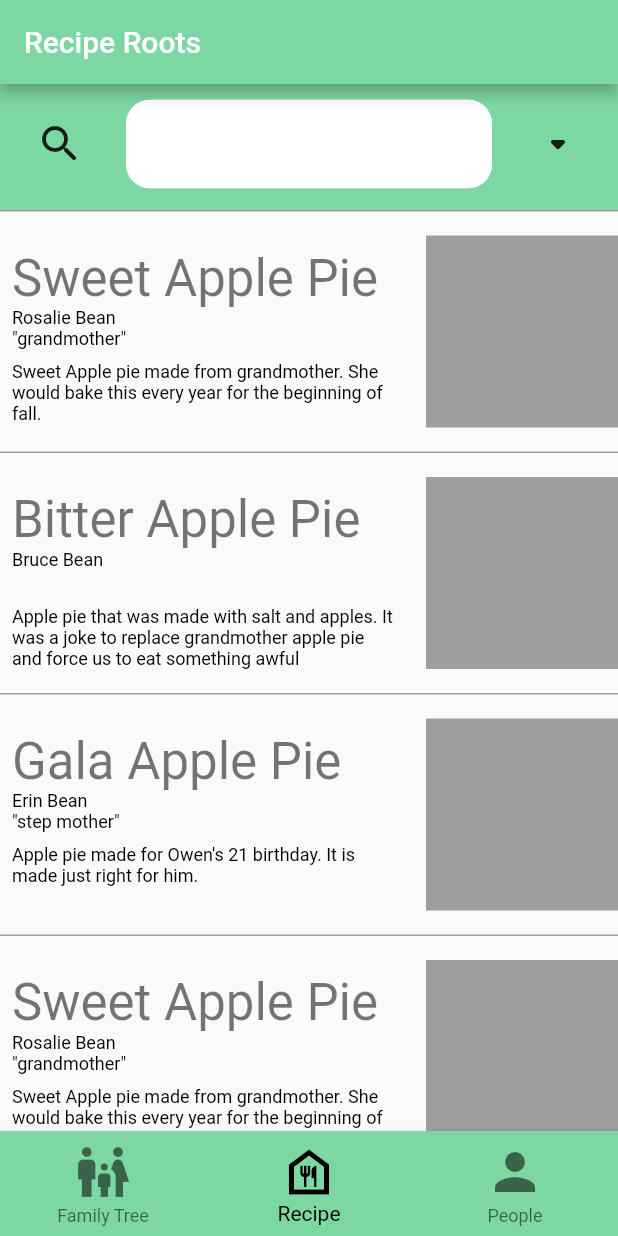
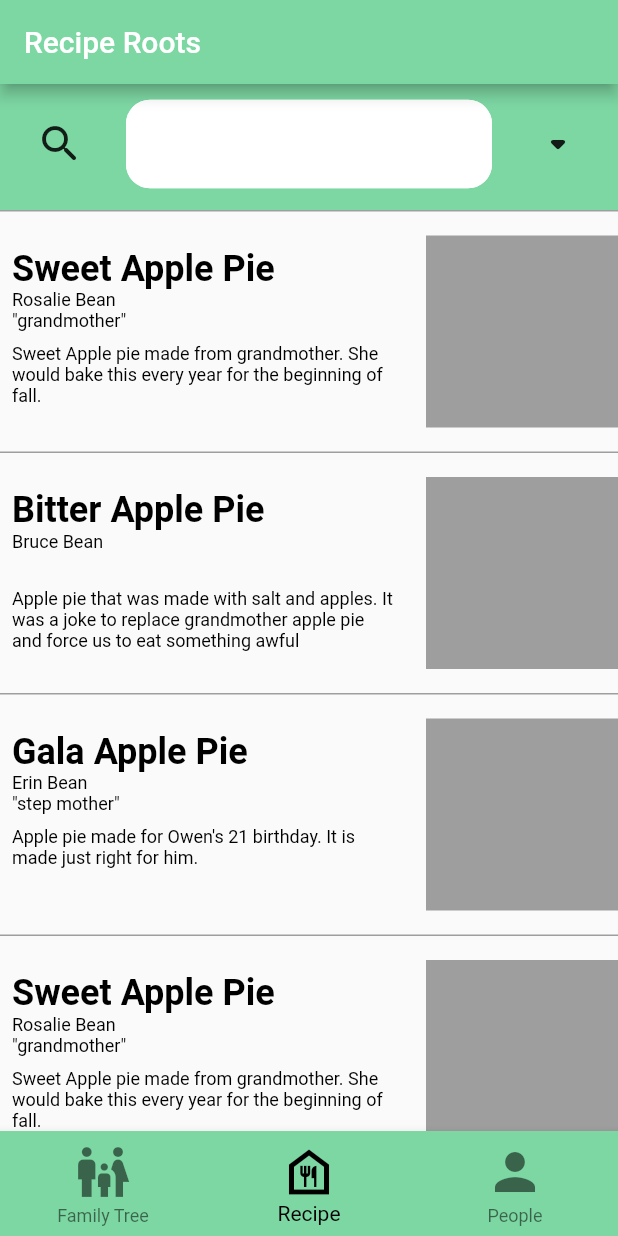
Before and after one commit to owenbean400/RecipeRootsApp, a Flutter app: the screen it shows after launch, on a phone screen of 412 x 824 dp. Run offline on Flutter 3.47's test engine with Material 2 defaults, Android fonts, the phone set to English and light mode, and no system bars.

Commit message:
Fixed text and overflow on other text items in recipe list

```diff
--- a/lib/main.dart
+++ b/lib/main.dart
@@ -77,7 +77,11 @@ class MainApp extends StatelessWidget {
                 bodyMedium: TextStyle(
                     color: Color.fromARGB(255, 0, 0, 0), fontSize: 16),
                 bodySmall: TextStyle(
-                    color: Color.fromARGB(255, 0, 0, 0), fontSize: 12))),
+                    color: Color.fromARGB(255, 0, 0, 0), fontSize: 12),
+                headlineMedium: TextStyle(
+                    color: Colors.black,
+                    fontSize: 24,
+                    fontWeight: FontWeight.bold))),
         home: const NavigationBar());
   }
 }
--- a/lib/view/window/recipe/widgets/recipe_tile.dart
+++ b/lib/view/window/recipe/widgets/recipe_tile.dart
@@ -42,16 +42,22 @@ class RecipeTile extends StatelessWidget {
                             crossAxisAlignment: CrossAxisAlignment.start,
                             children: [
                               Text(title,
+                                  overflow: TextOverflow.ellipsis,
+                                  maxLines: 1,
                                   style: Theme.of(context)
                                       .textTheme
                                       .headlineMedium),
                               Text(personName,
+                                  overflow: TextOverflow.ellipsis,
+                                  maxLines: 1,
                                   style: Theme.of(context).textTheme.bodySmall),
                               (familyRelation != null)
                                   ? Padding(
                                       padding:
                                           const EdgeInsets.fromLTRB(0, 0, 0, 8),
                                       child: Text("\"${familyRelation!}\"",
+                                          overflow: TextOverflow.ellipsis,
+                                          maxLines: 1,
                                           style: Theme.of(context)
                                               .textTheme
                                               .bodySmall))
```
